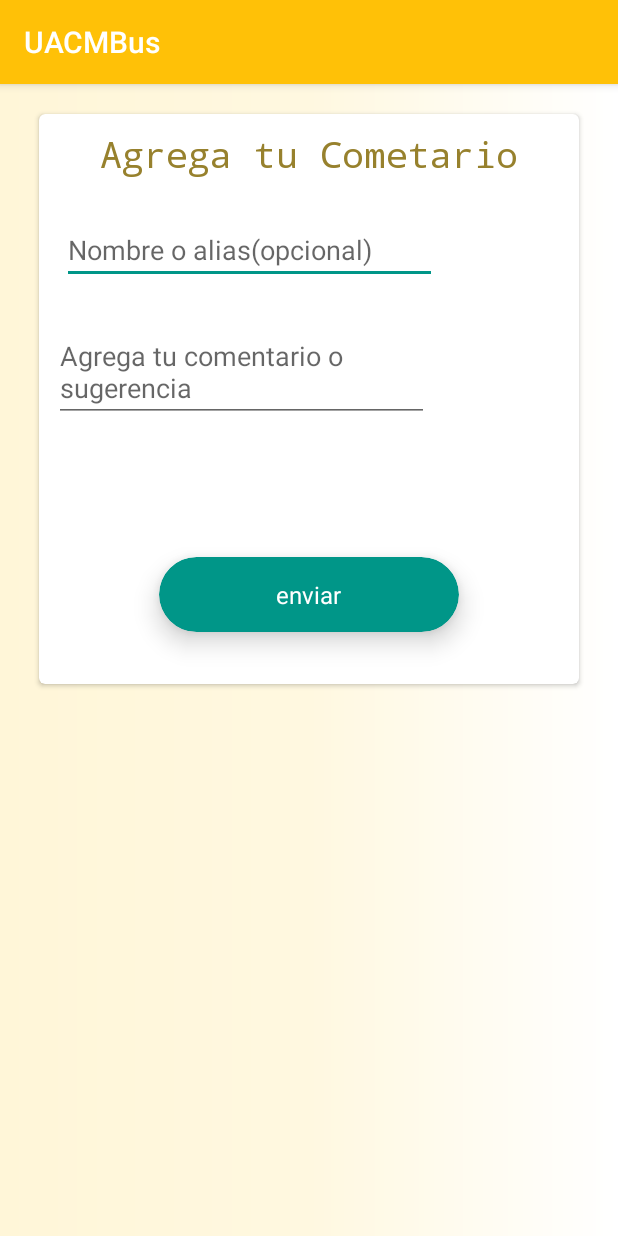
After one commit to josue7/UACMBus, an Android app: the Comentario screen opened directly, with no data from a screen before it, on a phone screen of 412 x 824 dp. The commit adds this screen. Run offline under Robolectric (Android 15) with nearby library versions, the phone set to English and light mode, and no system bars; our stand-ins replace Firebase (no records; nobody signed in at launch, a user with empty details on screens opened directly).

Commit message:
Se agrego layout y clase para agregar comentarios ademas.

```diff
--- a/app/src/main/AndroidManifest.xml
+++ b/app/src/main/AndroidManifest.xml
@@ -9,6 +9,7 @@
         android:roundIcon="@mipmap/ic_logo"
         android:supportsRtl="true"
         android:theme="@style/AppTheme">
+        <activity android:name=".Comentario"></activity>
         <activity
             android:name=".Splash"
             android:label="@string/app_name"
@@ -23,7 +24,6 @@
             android:name=".MainActivity"
             android:theme="@style/AppTheme.NoActionBar" />
         <activity android:name=".Aviso" />
-        <!--activity android:name=".Desarrollador"/-->
     </application>
 
 </manifest>
--- a/app/src/main/java/mobauacm/naveli/com/uacmbus/MainActivity.java
+++ b/app/src/main/java/mobauacm/naveli/com/uacmbus/MainActivity.java
@@ -149,7 +149,7 @@ public class MainActivity extends AppCompatActivity
         // Handle navigation view item clicks here.
         DatabaseReference baseUacm = FirebaseDatabase.getInstance().getReference();
         DatabaseReference mensaje;
-        final Intent mainIntent = new Intent();
+        Intent mainIntent = new Intent();
 
         int id = item.getItemId();
         final TextView fecha = (TextView) findViewById(R.id.fecha);
@@ -827,6 +827,9 @@ public class MainActivity extends AppCompatActivity
             fragmentManager.executePendingTransactions();
             Desarrollador dialogo = new Desarrollador();
             dialogo.show(fragmentManager, "");
+        } else if (id == R.id.comentario){
+            mainIntent = new Intent().setClass(MainActivity.this, Comentario.class);
+            startActivity(mainIntent);
         }
 
         DrawerLayout drawer = (DrawerLayout) findViewById(R.id.drawer_layout);
--- /dev/null
+++ b/app/src/main/res/drawable/fondo_amarillo.xml
@@ -0,0 +1,11 @@
+<?xml version="1.0" encoding="utf-8"?>
+<shape xmlns:android="http://schemas.android.com/apk/res/android"
+    android:shape="rectangle">
+    <gradient
+        android:startColor="#FFF6D8"
+        android:centerColor="#FFF8E0"
+        android:endColor="#FFFFFF"
+        android:angle="0"/>
+    <corners
+        android:radius="0dp"/>
+</shape>
--- /dev/null
+++ b/app/src/main/res/layout/activity_comentario.xml
@@ -0,0 +1,135 @@
+<?xml version="1.0" encoding="utf-8"?>
+<android.support.constraint.ConstraintLayout xmlns:android="http://schemas.android.com/apk/res/android"
+    xmlns:app="http://schemas.android.com/apk/res-auto"
+    xmlns:tools="http://schemas.android.com/tools"
+    android:layout_width="match_parent"
+    android:layout_height="match_parent"
+    android:id="@+id/act_comentar"
+    android:background="@drawable/fondo_amarillo"
+    tools:context=".Comentario">
+
+    <ScrollView
+        android:layout_width="match_parent"
+        android:layout_height="match_parent"
+        android:layout_marginTop="10dp">
+
+    <android.support.v7.widget.LinearLayoutCompat
+        android:layout_width="match_parent"
+        android:layout_height="match_parent"
+        android:orientation="vertical"
+        tools:layout_editor_absoluteX="8dp"
+        tools:layout_editor_absoluteY="13dp">
+
+
+
+        <android.support.v7.widget.CardView xmlns:card_view="http://schemas.android.com/apk/res-auto"
+            android:layout_width="wrap_content"
+            android:layout_margin="10dp"
+            android:layout_height="380dp"
+            android:layout_gravity="center"
+            android:elevation="2dp"
+            card_view:cardCornerRadius="4dp"
+            tools:layout_editor_absoluteX="20dp"
+            tools:layout_editor_absoluteY="10dp"
+            android:layout_centerHorizontal="true">
+
+            <LinearLayout
+                android:layout_width="match_parent"
+                android:layout_height="wrap_content"
+                android:orientation="vertical">
+
+                <TextView
+                    android:id="@+id/textView"
+                    android:layout_width="wrap_content"
+                    android:layout_height="wrap_content"
+                    android:layout_gravity="center"
+                    android:paddingHorizontal="20dp"
+                    android:padding="10dp"
+                    android:text="Agrega tu Cometario"
+                    android:textColor="#97812D"
+                    android:textSize="24sp"
+                    app:fontFamily="monospace"
+                    tools:layout_editor_absoluteX="68dp"
+                    tools:layout_editor_absoluteY="66dp" />
+
+                <EditText
+                    android:id="@+id/text_nombre"
+                    android:layout_width="250dp"
+                    android:layout_height="wrap_content"
+                    android:layout_margin="15dp"
+                    android:ems="10"
+                    android:gravity="start|top"
+                    android:hint="Nombre o alias(opcional)"
+                    android:inputType="textPersonName"
+                    android:text=""
+                    tools:layout_editor_absoluteX="99dp"
+                    tools:layout_editor_absoluteY="211dp" />
+
+                <EditText
+                    android:id="@+id/text_comentarios"
+                    android:layout_width="250dp"
+                    android:layout_height="wrap_content"
+                    android:layout_margin="10dp"
+                    android:ems="10"
+                    android:gravity="start|top"
+                    android:hint="Agrega tu comentario o sugerencia"
+                    android:inputType="textMultiLine"
+                    tools:layout_editor_absoluteX="98dp"
+                    tools:layout_editor_absoluteY="306dp" />
+
+                <android.support.v7.widget.CardView
+                    android:id="@+id/cardView"
+                    android:layout_width="200dp"
+                    android:layout_height="50dp"
+                    android:layout_above="@+id/editText2"
+                    android:layout_centerHorizontal="true"
+                    android:layout_gravity="center"
+                    android:layout_margin="80dp"
+                    android:layout_marginBottom="31dp"
+                    android:onClick="enviar"
+                    app:cardBackgroundColor="@color/colorAccent"
+                    app:cardCornerRadius="25dp"
+                    app:cardElevation="10dp">
+
+                    <RelativeLayout
+                        android:layout_width="match_parent"
+                        android:layout_height="match_parent">
+
+                        <TextView
+                            android:id="@+id/enviar"
+                            android:layout_width="wrap_content"
+                            android:layout_height="wrap_content"
+                            android:layout_centerInParent="true"
+                            android:text="enviar"
+                            android:textColor="#fff"
+                            android:textSize="16sp" />
+                    </RelativeLayout>
+                </android.support.v7.widget.CardView>
+
+            </LinearLayout>
+
+
+        </android.support.v7.widget.CardView>
+
+
+
+    </android.support.v7.widget.LinearLayoutCompat>
+
+    </ScrollView>
+
+    <android.support.constraint.Guideline
+        android:id="@+id/guideline"
+        android:layout_width="wrap_content"
+        android:layout_height="wrap_content"
+        android:orientation="vertical"
+        app:layout_constraintGuide_begin="20dp" />
+
+    <android.support.constraint.Guideline
+        android:id="@+id/guideline2"
+        android:layout_width="wrap_content"
+        android:layout_height="wrap_content"
+        android:orientation="horizontal"
+        app:layout_constraintGuide_end="690dp" />
+
+
+</android.support.constraint.ConstraintLayout>
--- a/app/src/main/res/menu/activity_main_drawer.xml
+++ b/app/src/main/res/menu/activity_main_drawer.xml
@@ -33,6 +33,11 @@
                 android:id="@+id/develop"
                 android:title="Desarrolladores"
                 android:icon="@mipmap/ic_dev"/>
+
+            <item
+                android:id="@+id/comentario"
+                android:title="Comentar"
+                android:icon="@drawable/ic_comment"/>
         </menu>
     </item>
 
```
Also changed, not shown: app/build.gradle (+8 -8 lines), app/src/main/java/mobauacm/naveli/com/uacmbus/Comentario.java (added, +67 -0 lines), app/src/main/java/mobauacm/naveli/com/uacmbus/PasswordGenerator.java (added, +34 -0 lines), app/src/main/res/drawable-hdpi/ic_comment.png (added), app/src/main/res/drawable-mdpi/ic_comment.png (added), app/src/main/res/drawable-xhdpi/ic_comment.png (added), app/src/main/res/drawable-xxhdpi/ic_comment.png (added), app/src/main/res/drawable-xxxhdpi/ic_comment.png (added).
